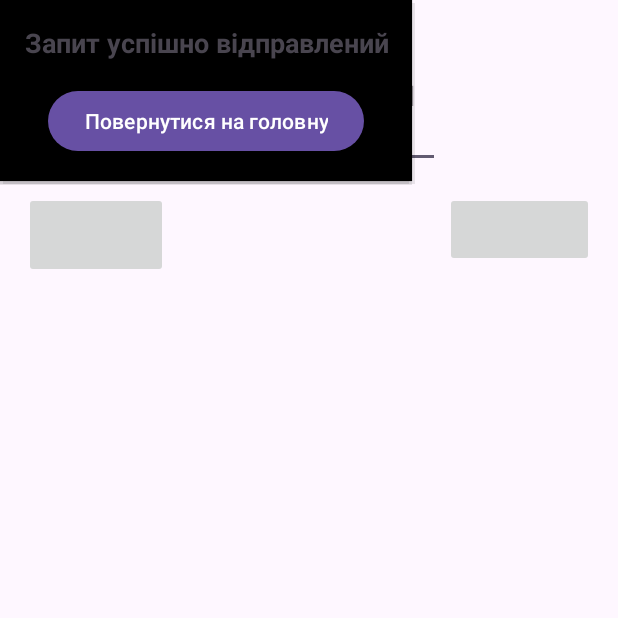
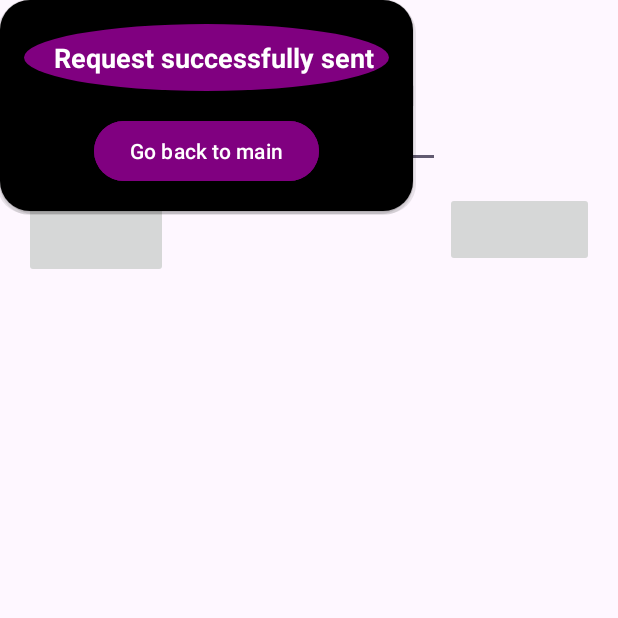
Before and after one commit to UAdant/INT20HSG2, an Android app: the device_is_not_found2 screen opened directly, with no data from a screen before it, after a tap on "Send Request", on a phone screen of 412 x 824 dp, the top half of it. Run offline under Robolectric (Android 15) with nearby library versions, the light colour scheme and no system bars.

Commit message:
Merge remote-tracking branch 'origin/master'
# Conflicts:
#	app/src/main/AndroidManifest.xml

```diff
--- /dev/null
+++ b/app/src/main/res/drawable/purple_oval.xml
@@ -0,0 +1,9 @@
+<shape xmlns:android="http://schemas.android.com/apk/res/android"
+    android:shape="oval">
+    <solid android:color="#800080"/>
+    <padding
+        android:left="20dp"
+        android:top="10dp"
+        android:right="10dp"
+        android:bottom="10dp"/>
+</shape>
--- /dev/null
+++ b/app/src/main/res/drawable/rounded_black_background.xml
@@ -0,0 +1,5 @@
+<shape xmlns:android="http://schemas.android.com/apk/res/android"
+    android:shape="rectangle">
+    <solid android:color="@color/black" />
+    <corners android:radius="20dp" /> <!-- Радіус для закруглення -->
+</shape>
--- a/app/src/main/res/layout/activity_done_security.xml
+++ b/app/src/main/res/layout/activity_done_security.xml
@@ -55,7 +55,6 @@
         app:layout_constraintTop_toTopOf="parent"
         app:layout_constraintVertical_bias="0.3"
         app:layout_constraintBottom_toBottomOf="parent"
-
         app:layout_constraintStart_toStartOf="@id/deviceCharacteristicsLabel">
 
         <TableRow>
--- a/app/src/main/res/layout/activity_not_secure.xml
+++ b/app/src/main/res/layout/activity_not_secure.xml
@@ -65,11 +65,10 @@
         android:id="@+id/listcharacteristics"
         android:layout_width="0dp"
         android:layout_height="wrap_content"
-        app:layout_constraintStart_toStartOf="@id/linkButton"
         app:layout_constraintTop_toTopOf="parent"
         app:layout_constraintVertical_bias="0.3"
         app:layout_constraintBottom_toBottomOf="parent"
-        app:layout_constraintEnd_toEndOf="@id/btnBack">
+        app:layout_constraintStart_toStartOf="@id/deviceCharacteristicsLabel">
 
         <TableRow>
             <TextView
--- a/app/src/main/res/layout/popup_window.xml
+++ b/app/src/main/res/layout/popup_window.xml
@@ -1,29 +1,33 @@
 <?xml version="1.0" encoding="utf-8"?>
 <LinearLayout xmlns:android="http://schemas.android.com/apk/res/android"
     android:layout_width="match_parent"
-    android:layout_height="wrap_content"
+    android:layout_height="200dp"
     android:orientation="vertical"
     android:padding="16dp"
-    android:background="@color/black">
+    android:background="@drawable/rounded_black_background">
 
-    <!-- Текстове поле для повідомлення -->
+    <!-- Text view for the message -->
     <TextView
         android:id="@+id/messageTextView"
         android:layout_width="wrap_content"
         android:layout_height="wrap_content"
-        android:text="Запит успішно відправлений"
+        android:text="Request successfully sent"
         android:textSize="18sp"
         android:textStyle="bold"
         android:layout_gravity="center"
         android:gravity="center"
-        android:layout_marginBottom="16dp"/>
+        android:layout_marginBottom="16dp"
+        android:background="@drawable/purple_oval"
+        android:textColor="@android:color/white"
+        android:backgroundTint="@color/purple"/>
 
-    <!-- Кнопка "Повернутися на головну" -->
+    <!-- Button to go back to main -->
     <Button
         android:id="@+id/backToMainButton"
         android:layout_width="wrap_content"
         android:layout_height="wrap_content"
-        android:text="Повернутися на головну"
-        android:layout_gravity="center"/>
+        android:text="Go back to main"
+        android:layout_gravity="center"
+        android:backgroundTint="@color/purple"/>
 
 </LinearLayout>
--- a/app/src/main/res/values/colors.xml
+++ b/app/src/main/res/values/colors.xml
@@ -2,4 +2,6 @@
 <resources>
     <color name="black">#FF000000</color>
     <color name="white">#FFFFFFFF</color>
+    <color name="purple">#800080</color>
+
 </resources>
--- /dev/null
+++ b/app/src/main/res/values/text.xml
@@ -0,0 +1,3 @@
+<?xml version="1.0" encoding="utf-8"?>
+
+<resources></resources>
```
